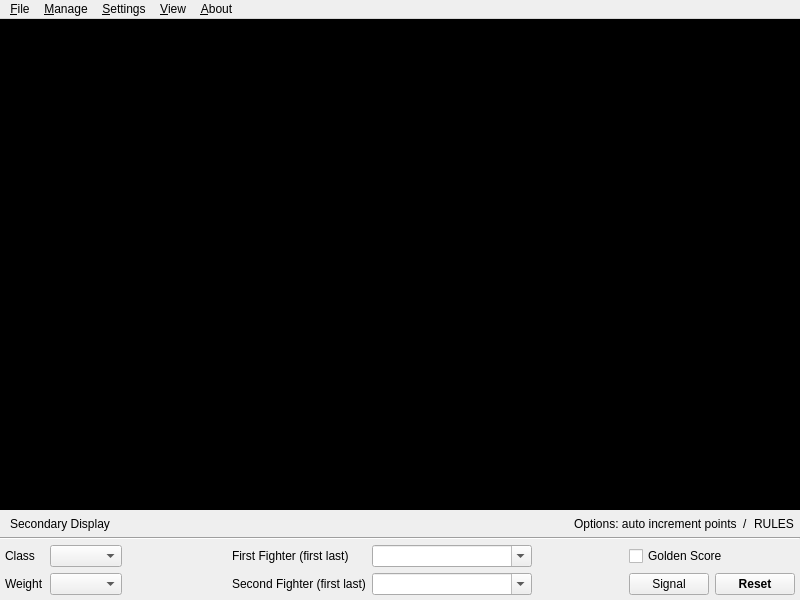
First picture: the form in base/MainWindow.ui, repository fmuecke/Ipponboard, before the edit.
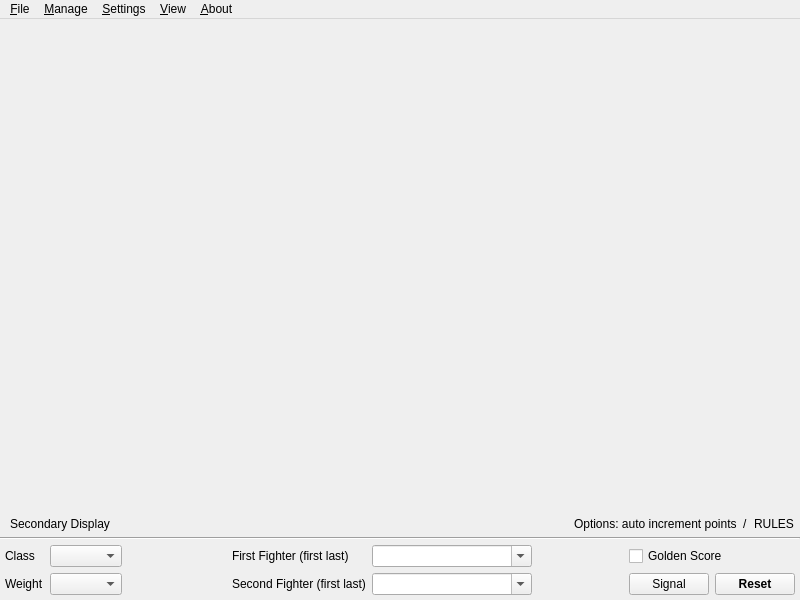
Second picture: the form after the edit. Icons and pictures are not drawn.

Commit message: fixed background color for golden score and set time dialog

```diff
--- a/base/MainWindow.ui
+++ b/base/MainWindow.ui
@@ -73,9 +73,6 @@
       <property name="focusPolicy">
        <enum>Qt::StrongFocus</enum>
       </property>
-      <property name="styleSheet">
-       <string notr="true">background-color: rgb(0, 0, 0);</string>
-      </property>
       <property name="frameShape">
        <enum>QFrame::NoFrame</enum>
       </property>
```
The commit also changes 2 other files.
